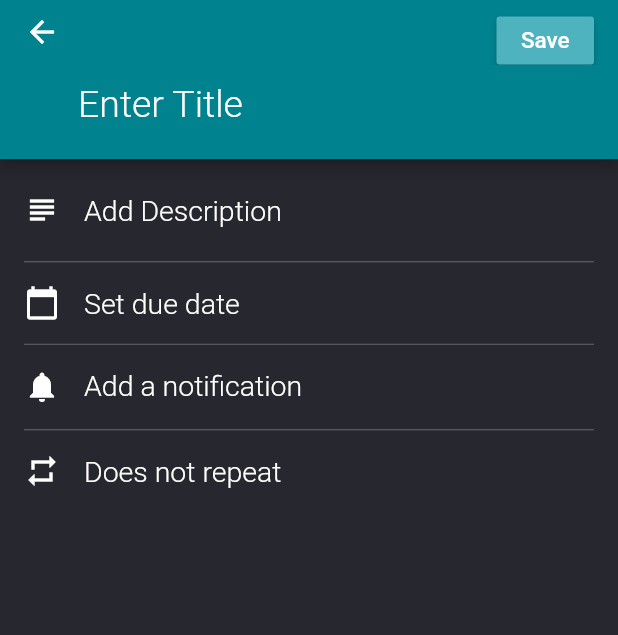
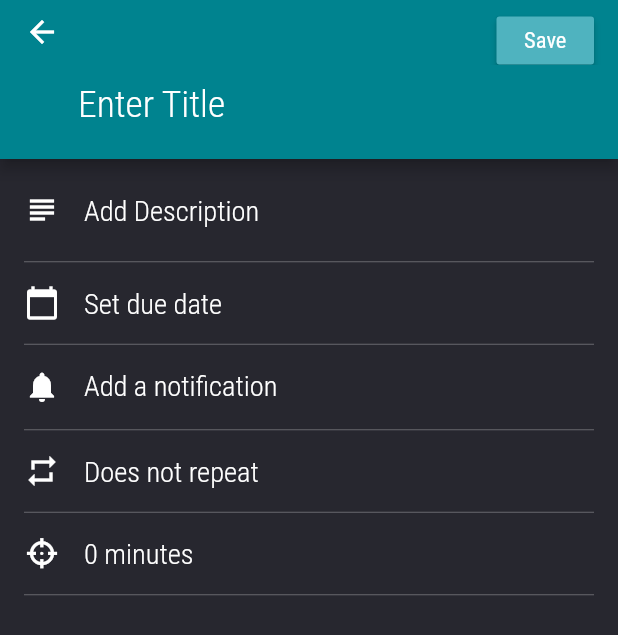
Before and after one commit to Tobolov/np-time, a Flutter app: the TaskMutation screen opened by its route, on a phone screen of 412 x 824 dp. Shown: the top 635 px of the screen. Run offline on Flutter 3.47's test engine with Material 2 defaults, Android fonts, the phone set to English and light mode, and no system bars; our stand-ins replace rxdart, sqflite; missing offline and left inert: grec_minimal; accounts and stored records are empty.

Commit message:
Added Estimated time

```diff
--- a/lib/db/database.dart
+++ b/lib/db/database.dart
@@ -71,7 +71,7 @@ class DBProvider {
             $taskNotification TEXT
           );
           ''');
-          await db.execute('''
+      await db.execute('''
           CREATE TABLE $tableSubtask (
             $subtaskId INTEGER,
             $subtaskTaskId INTEGER,
@@ -81,7 +81,7 @@ class DBProvider {
             FOREIGN KEY ($subtaskTaskId) REFERENCES $tableTask($taskId) ON UPDATE CASCADE ON DELETE CASCADE
           );
           ''');
-          await db.execute('''
+      await db.execute('''
           CREATE TABLE $tableLoggedtime (
             $loggedtimeId INTEGER,
             $loggedtimeSubtaskId INTEGER,
--- a/lib/models/subtask.dart
+++ b/lib/models/subtask.dart
@@ -15,13 +15,13 @@ String subtaskToJson(Subtask data) => json.encode(data.toMap());
 class Subtask {
     int id;
     int taskId;
-    int name;
+    String name;
     Duration estimatedTime;
     List<LoggedTime> loggedTimes;
 
     Subtask({
         this.id,
-        @required this.taskId,
+        this.taskId,
         @required this.name,
         @required this.estimatedTime,
         this.loggedTimes = const <LoggedTime>[],
--- a/lib/models/task.dart
+++ b/lib/models/task.dart
@@ -33,14 +33,19 @@ class Task {
     this.subtasks = const <Subtask>[],
   });
 
-  static Task get template => Task(
+  static Task get simple => Task(
         description: null,
         dueDate: null,
         notification: <Duration>[],
         rRule: null,
         title: null,
         deleted: false,
-        subtasks: <Subtask>[],
+        subtasks: <Subtask>[
+          Subtask(
+            name: '__simple__',
+            estimatedTime: Duration(seconds: 0),
+          )
+        ],
       );
 
   factory Task.fromMap(Map<String, dynamic> json) => new Task(
@@ -73,4 +78,32 @@ class Task {
         ).join(','),
         'subtasks': new List<dynamic>.from(subtasks.map((subtask) => subtask.toMap())),
       };
+
+  String get durationString => _durationString();
+  Duration get duration => _calculateDuration();
+
+  Duration _calculateDuration() {
+    if (subtasks[0].name == '__simple__') {
+      return subtasks[0].estimatedTime;
+    }
+
+    Duration totalDuration = Duration(seconds: 0);
+    for (Subtask subtask in subtasks) {
+      totalDuration += subtask.estimatedTime;
+    }
+    return totalDuration;
+  }
+
+  String _durationString() {
+    Duration totalDuration = _calculateDuration();
+
+    if (totalDuration < Duration(hours: 1)) {
+      return '${totalDuration.inMinutes} minutes';
+    }
+
+    int totalMinutes = totalDuration.inMinutes;
+    int displayMinutes = totalMinutes % 60;
+    int displayHours = totalMinutes ~/ 60;
+    return '$displayHours hours and $displayMinutes minutes';
+  }
 }
--- a/lib/pages/task_mutation/task_mutation.dart
+++ b/lib/pages/task_mutation/task_mutation.dart
@@ -1,8 +1,10 @@
 import 'package:flutter/material.dart';
 import 'package:grec_minimal/grec_minimal.dart';
 import 'package:np_time/models/task.dart';
+import 'package:np_time/presentation/custom_icons_icons.dart';
 import 'package:np_time/theme.dart';
 import 'package:intl/intl.dart';
+import 'package:np_time/widgets/duration_selector.dart';
 
 class TaskMutation extends StatefulWidget {
   @override
@@ -12,7 +14,7 @@ class TaskMutation extends StatefulWidget {
 }
 
 class _TaskMutationState extends State<TaskMutation> {
-  final Task _task = Task.template;
+  final Task _task = Task.simple;
   var scaffold = GlobalKey<ScaffoldState>();
 
   static final weekdayMap = {
@@ -93,9 +95,39 @@ class _TaskMutationState extends State<TaskMutation> {
         _buildNotificationRow(context),
         _buildDivider(context),
         _buildRepeatRow(context),
+        _buildDivider(context),
+        _buildEstimatedTimeRow(context),
+        _buildDivider(context),
       ],
     );
   }
+
+//=======================================================================================
+//                                    Shared
+//=======================================================================================
+
+  TextStyle _buildTextStyle(BuildContext context) {
+    return TextStyle(
+      fontSize: 19,
+      fontFamily: 'RobotoCondensed',
+      fontWeight: FontWeight.w300,
+      color: CustomTheme.textPrimary,
+    );
+  }
+
+  Widget _buildDivider(BuildContext context) {
+    return Container(
+      margin: EdgeInsets.symmetric(horizontal: 16),
+      child: Divider(
+        height: 1,
+        color: CustomTheme.textDisabled,
+      ),
+    );
+  }
+
+//=======================================================================================
+//                                    Description
+//=======================================================================================
 
   Widget _buildDescriptionRow(BuildContext context) {
     return Container(
@@ -120,6 +152,10 @@ class _TaskMutationState extends State<TaskMutation> {
       ),
     );
   }
+
+//=======================================================================================
+//                                    Due Date
+//=======================================================================================
 
   Widget _buildDueDateRow(BuildContext context) {
     return Container(
@@ -148,6 +184,24 @@ class _TaskMutationState extends State<TaskMutation> {
       ),
     );
   }
+
+  Future<Null> _selectDate(BuildContext context) async {
+    final DateTime picked = await showDatePicker(
+      context: context,
+      initialDate: _task.dueDate ?? DateTime.now().add(Duration(days: 1)),
+      firstDate: DateTime.now(),
+      lastDate: DateTime(2101),
+    );
+    if (picked != null && picked != _task.dueDate) {
+      setState(() {
+        _task.dueDate = picked;
+      });
+    }
+  }
+
+//=======================================================================================
+//                                    Notification
+//=======================================================================================
 
   Widget _buildNotificationRow(BuildContext context) {
     return Container(
@@ -228,13 +282,18 @@ class _TaskMutationState extends State<TaskMutation> {
     return widgets;
   }
 
+//=======================================================================================
+//                                    Repeat
+//=======================================================================================
+
   Widget _buildRepeatRow(BuildContext context) {
     return Container(
       margin: EdgeInsets.symmetric(vertical: 10, horizontal: 16),
       child: Row(
+        crossAxisAlignment: CrossAxisAlignment.start,
         children: <Widget>[
           Container(
-            margin: EdgeInsets.only(right: 16),
+            margin: EdgeInsets.only(top: 5, right: 16),
             child: Icon(Icons.repeat),
           ),
           Expanded(
@@ -274,7 +333,8 @@ class _TaskMutationState extends State<TaskMutation> {
         }
         break;
       case Frequency.MONTHLY:
-        String frequency = rRule.getInterval() == 1 ? '' : _stringifyNumber(rRule.getInterval());
+        String frequency =
+            rRule.getInterval() == 1 ? '' : _stringifyNumber(rRule.getInterval());
         if (rRule.getByday() != null) {
           String weekday = weekdayMap[rRule.getByday().getWeekday()[0].index];
           String weekdayNth = _stringifyNumber(rRule.getByday().getNth());
@@ -311,39 +371,6 @@ class _TaskMutationState extends State<TaskMutation> {
         break;
     }
     return '$number$postfix';
-  }
-
-  TextStyle _buildTextStyle(BuildContext context) {
-    return TextStyle(
-      fontSize: 19,
-      fontFamily: 'RobotoCondensed',
-      fontWeight: FontWeight.w300,
-      color: CustomTheme.textPrimary,
-    );
-  }
-
-  Widget _buildDivider(BuildContext context) {
-    return Container(
-      margin: EdgeInsets.symmetric(horizontal: 16),
-      child: Divider(
-        height: 1,
-        color: CustomTheme.textDisabled,
-      ),
-    );
-  }
-
-  Future<Null> _selectDate(BuildContext context) async {
-    final DateTime picked = await showDatePicker(
-      context: context,
-      initialDate: _task.dueDate ?? DateTime.now().add(Duration(days: 1)),
-      firstDate: DateTime.now(),
-      lastDate: DateTime(2101),
-    );
-    if (picked != null && picked != _task.dueDate) {
-      setState(() {
-        _task.dueDate = picked;
-      });
-    }
   }
 
   Future<void> _selectRepeat(BuildContext context) async {
@@ -422,4 +449,61 @@ class _TaskMutationState extends State<TaskMutation> {
       ),
     );
   }
+
+//=======================================================================================
+//                                  Estimated Time
+//=======================================================================================
+  Widget _buildEstimatedTimeRow(BuildContext context) {
+    return Container(
+      margin: EdgeInsets.symmetric(vertical: 10, horizontal: 16),
+      child: Row(
+        children: <Widget>[
+          Container(
+            margin: EdgeInsets.only(right: 16),
+            child: Icon(CustomIcons.target),
+          ),
+          Expanded(
+            child: GestureDetector(
+              child: Container(
+                padding: EdgeInsets.symmetric(vertical: 6),
+                child: Text(
+                  _task.durationString,
+                  style: _buildTextStyle(context),
+                ),
+              ),
+              onTap: () => _selectSimpleEstimatedTime(context),
+            ),
+          ),
+        ],
+      ),
+    );
+  }
+
+  void _selectSimpleEstimatedTime(BuildContext context) async {
+    if (_task.subtasks[0].name != '__simple__') {
+      final snackBar = SnackBar(
+        content: Text('You can\'t set the estimated time of a task while subtasks exist.'),
+        duration: Duration(seconds: 4),
+        action: SnackBarAction(
+          label: 'DISMISS',
+          onPressed: () {},
+        ),
+      );
+      scaffold.currentState.showSnackBar(snackBar);
+      return;
+    }
+    showDialog<void>(
+      context: context,
+      barrierDismissible: false, // user must tap button!
+      builder: (BuildContext context) => DurationSelector(
+            title: 'Estimated Time',
+            initalDuration: _task.duration,
+            onSelected: (Duration duration) {
+              setState(() {
+                _task.subtasks[0].estimatedTime = duration;
+              });
+            },
+          ),
+    );
+  }
 }
--- /dev/null
+++ b/lib/presentation/custom_icons_icons.dart
@@ -0,0 +1,43 @@
+/// Flutter icons CustomIcons
+/// Copyright (C) 2019 by original authors @ fluttericon.com, fontello.com
+/// This font was generated by FlutterIcon.com, which is derived from Fontello.
+///
+/// To use this font, place it in your fonts/ directory and include the
+/// following in your pubspec.yaml
+///
+/// flutter:
+///   fonts:
+///    - family:  CustomIcons
+///      fonts:
+///       - asset: fonts/CustomIcons.ttf
+///
+///
+/// * Material Design Icons, Copyright (C) Google, Inc
+///         Author:    Google
+///         License:   Apache 2.0 (https://www.apache.org/licenses/LICENSE-2.0)
+///         Homepage:  https://design.google.com/icons/
+/// * Modern Pictograms, Copyright (c) 2012 by John Caserta. All rights reserved.
+///         Author:    John Caserta
+///         License:   SIL (http://scripts.sil.org/OFL)
+///         Homepage:  http://thedesignoffice.org/project/modern-pictograms/
+/// * Elusive, Copyright (C) 2013 by Aristeides Stathopoulos
+///         Author:    Aristeides Stathopoulos
+///         License:   SIL (http://scripts.sil.org/OFL)
+///         Homepage:  http://aristeides.com/
+///
+import 'package:flutter/widgets.dart';
+
+class CustomIcons {
+  CustomIcons._();
+
+  static const _kFontFam = 'CustomIcons';
+
+  static const IconData notifications_none = const IconData(0xe800, fontFamily: _kFontFam);
+  static const IconData subdirectory_arrow_right = const IconData(0xe801, fontFamily: _kFontFam);
+  static const IconData chart_bar = const IconData(0xe802, fontFamily: _kFontFam);
+  static const IconData timer = const IconData(0xe803, fontFamily: _kFontFam);
+  static const IconData error = const IconData(0xe804, fontFamily: _kFontFam);
+  static const IconData warning = const IconData(0xe805, fontFamily: _kFontFam);
+  static const IconData wrench = const IconData(0xe806, fontFamily: _kFontFam);
+  static const IconData target = const IconData(0xe807, fontFamily: _kFontFam);
+}
--- a/lib/theme.dart
+++ b/lib/theme.dart
@@ -6,4 +6,6 @@ class CustomTheme {
   static final Color textDisabled = const Color(0x4CFFFFFF);
   static final Color accent = const Color(0xFFF9A825);
   static final Color secondaryLight = const Color(0xFF4FB3BF);
+  static final Color primaryColor = const Color(0xFF00838F);
+  static final Color backgroundColor = const Color(0xFF27272F);
 }
```
Also changed, not shown: fonts/config.json (added, +66 -0 lines), lib/widgets/duration_selector.dart (added, +228 -0 lines), pubspec.yaml (+23 -20 lines), fonts/CustomIcons.ttf (added).
